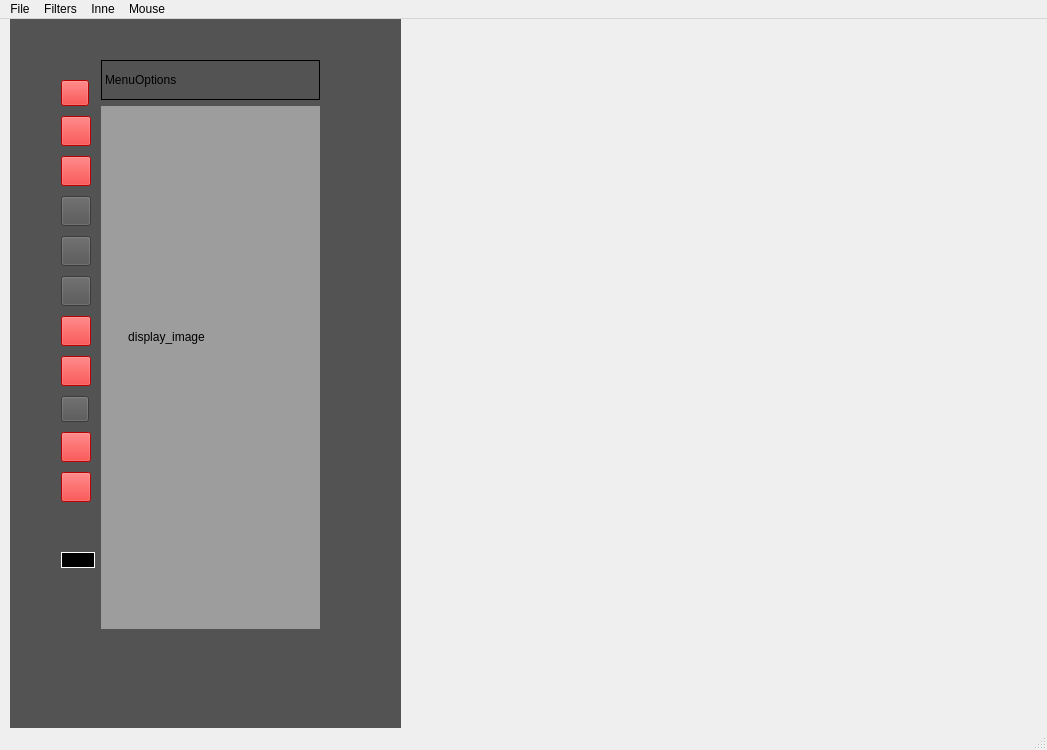
Qt form mainwindow.ui (madamskip1/MiniPhotoshop) before a commit.
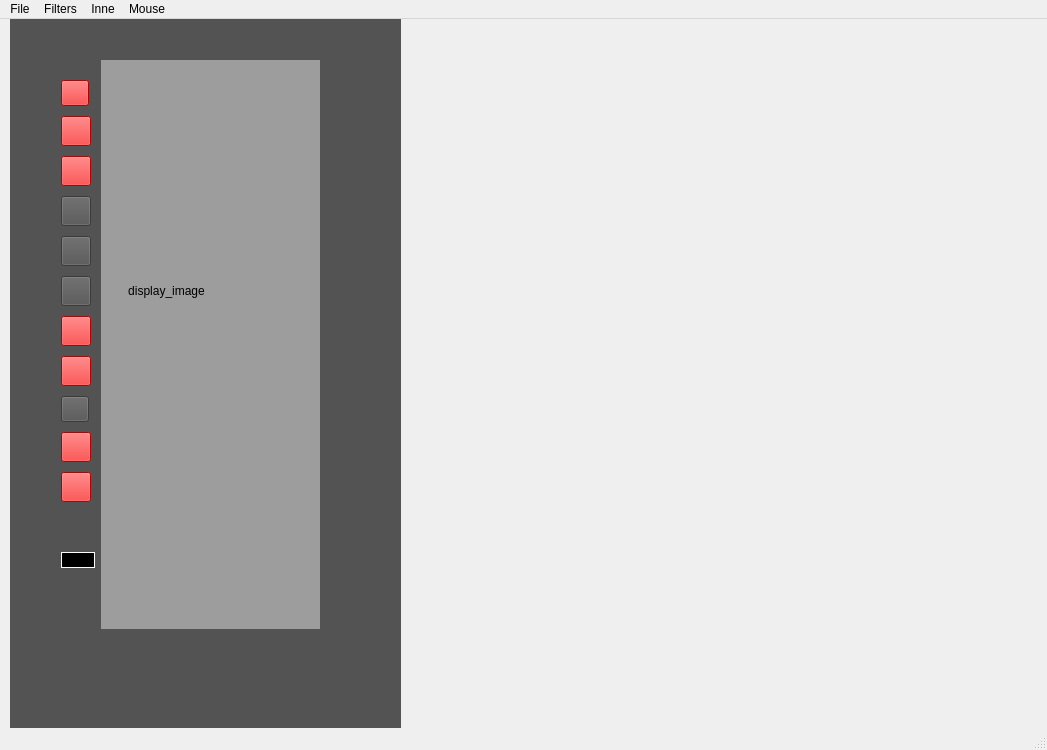
The same form after that commit. Icons and pictures are not drawn. Custom widgets are drawn as their Qt base class.

```diff
--- a/mainwindow.ui
+++ b/mainwindow.ui
@@ -368,28 +368,6 @@
       </item>
       <item>
        <layout class="QVBoxLayout" name="verticalLayout">
-        <item>
-         <widget class="QLabel" name="menuOptions">
-          <property name="minimumSize">
-           <size>
-            <width>0</width>
-            <height>40</height>
-           </size>
-          </property>
-          <property name="maximumSize">
-           <size>
-            <width>16777215</width>
-            <height>40</height>
-           </size>
-          </property>
-          <property name="frameShape">
-           <enum>QFrame::Box</enum>
-          </property>
-          <property name="text">
-           <string>MenuOptions</string>
-          </property>
-         </widget>
-        </item>
         <item>
          <widget class="QWidget" name="displayWidget" native="true">
           <property name="sizePolicy">
```
Left out of the diff: 2 changed lines with no effect on the pictures.
